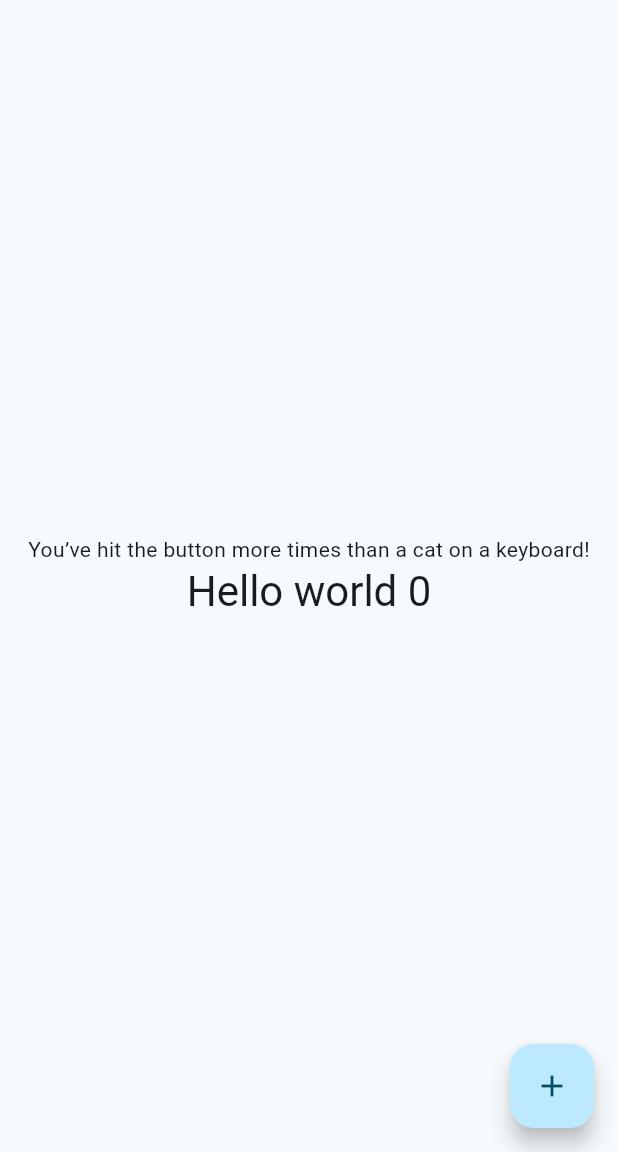
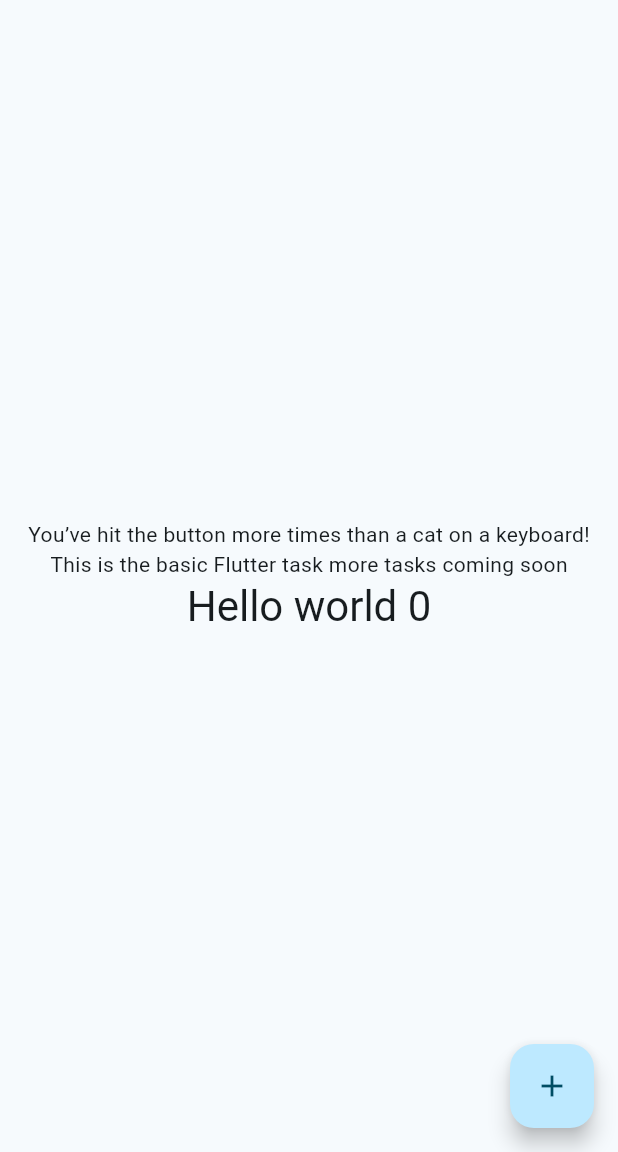
Before and after one commit to assassinaj602/Tech-Spectrum, a Flutter app: the screen it shows after launch, on a phone screen of 412 x 824 dp, the part 84-1236 px from its top. Run offline on Flutter 3.47's test engine with Material 3 defaults, Android fonts, the phone set to English and light mode, and no system bars.

Commit message:
Update main.dart

```diff
--- a/task_2/lib/main.dart
+++ b/task_2/lib/main.dart
@@ -86,7 +86,8 @@ class _MyHomePageState extends State<MyHomePage> {
         // the App.build method, and use it to set our appbar title.
         title: Text(widget.title),
       ),
-      body: Center(
+      body: Container(
+        child: Center(
           // Center is a layout widget. It takes a single child and positions it
           // in the middle of the parent.
           child: Column(
@@ -108,12 +109,15 @@ class _MyHomePageState extends State<MyHomePage> {
               const Text(
                 'You’ve hit the button more times than a cat on a keyboard!',
               ),
+              const Text(
+                  "This is the basic Flutter task more tasks coming soon"),
               Text(
                 "Hello world "
                 '$_counter',
                 style: Theme.of(context).textTheme.headlineMedium,
               ),
             ],
+          ),
         ),
       ),
       floatingActionButton: FloatingActionButton(
```
Lines whose indentation alone changed are shown as unchanged.
